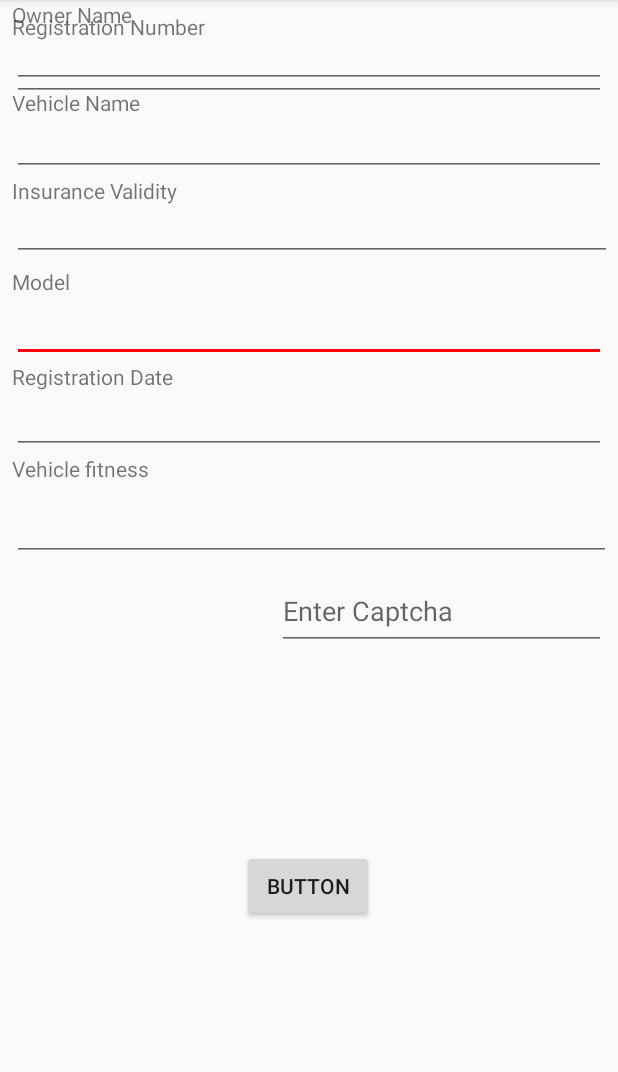
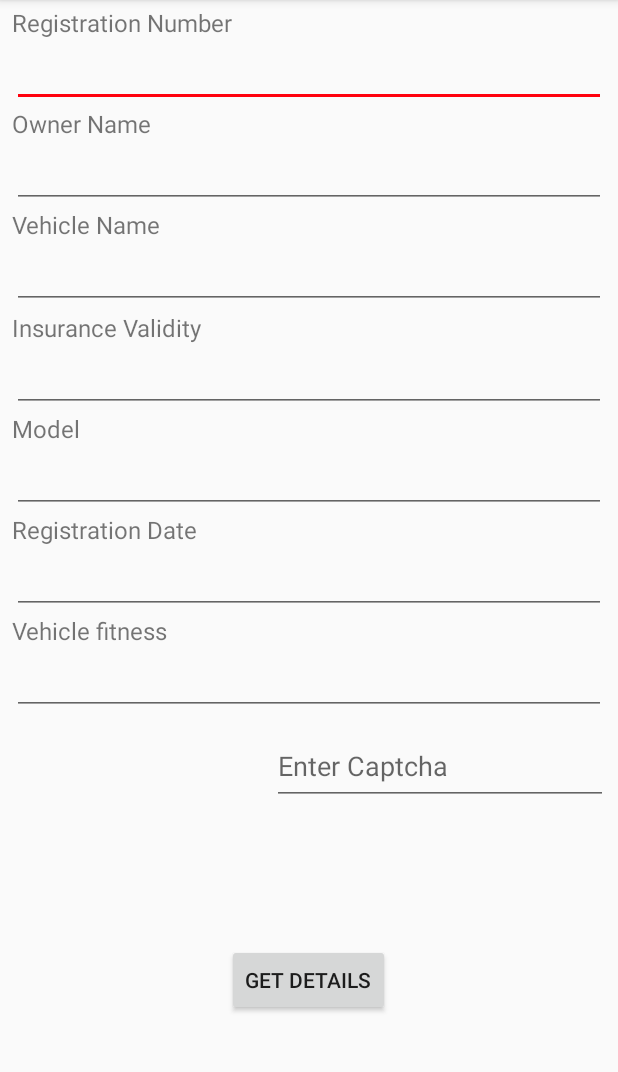
Before and after one commit to Yaswanth3277/vdetails, an Android app: the vehicleDetails screen opened directly, with no data from a screen before it, on a phone screen of 412 x 824 dp, the part 84-1156 px from its top. Run offline under Robolectric (Android 15) with nearby library versions, the phone set to English and light mode, and no system bars; 1 statement that could not run was skipped.

Commit message:
Vehicle details page UI

```diff
--- a/app/src/main/res/layout/vehicle_details.xml
+++ b/app/src/main/res/layout/vehicle_details.xml
@@ -6,27 +6,18 @@
     android:layout_height="match_parent">
 
     <TextView
-        android:id="@+id/textView8"
-        android:layout_width="0dp"
-        android:layout_height="wrap_content"
-        android:layout_marginStart="8dp"
-        android:layout_marginTop="8dp"
-        android:layout_marginEnd="8dp"
-        android:text="@string/registration_number"
-        app:layout_constraintEnd_toEndOf="parent"
-        app:layout_constraintStart_toStartOf="parent"
-        app:layout_constraintTop_toTopOf="parent" />
-
-    <TextView
         android:id="@+id/textView9"
         android:layout_width="0dp"
         android:layout_height="wrap_content"
         android:layout_marginStart="8dp"
         android:layout_marginEnd="8dp"
         android:text="@string/owner_name"
+        android:textSize="16dp"
+        app:layout_constraintBottom_toTopOf="@+id/editText2"
         app:layout_constraintEnd_toEndOf="parent"
+        app:layout_constraintHorizontal_bias="0.0"
         app:layout_constraintStart_toStartOf="parent"
-        app:layout_constraintTop_toBottomOf="@+id/editText3" />
+        app:layout_constraintTop_toBottomOf="@+id/Regno" />
 
     <TextView
         android:id="@+id/textView10"
@@ -35,10 +26,12 @@
         android:layout_marginStart="8dp"
         android:layout_marginEnd="8dp"
         android:text="Vehicle Name"
+        android:textSize="16dp"
+        app:layout_constraintBottom_toTopOf="@+id/editText3"
         app:layout_constraintEnd_toEndOf="parent"
         app:layout_constraintHorizontal_bias="0.0"
         app:layout_constraintStart_toStartOf="parent"
-        app:layout_constraintTop_toBottomOf="@+id/editText4" />
+        app:layout_constraintTop_toBottomOf="@+id/editText2" />
 
     <TextView
         android:id="@+id/textView11"
@@ -47,23 +40,26 @@
         android:layout_marginStart="8dp"
         android:layout_marginEnd="8dp"
         android:text="Insurance Validity"
+        android:textSize="16dp"
+        app:layout_constraintBottom_toTopOf="@+id/editText"
         app:layout_constraintEnd_toEndOf="parent"
         app:layout_constraintHorizontal_bias="0.0"
         app:layout_constraintStart_toStartOf="parent"
-        app:layout_constraintTop_toBottomOf="@+id/editText5" />
+        app:layout_constraintTop_toBottomOf="@+id/editText3" />
 
     <TextView
         android:id="@+id/textView12"
         android:layout_width="0dp"
         android:layout_height="wrap_content"
         android:layout_marginStart="8dp"
-        android:layout_marginTop="4dp"
         android:layout_marginEnd="8dp"
         android:text="Model"
+        android:textSize="16dp"
+        app:layout_constraintBottom_toTopOf="@+id/editText4"
         app:layout_constraintEnd_toEndOf="parent"
         app:layout_constraintHorizontal_bias="0.0"
         app:layout_constraintStart_toStartOf="parent"
-        app:layout_constraintTop_toBottomOf="@+id/editText6" />
+        app:layout_constraintTop_toBottomOf="@+id/editText" />
 
     <TextView
         android:id="@+id/textView13"
@@ -72,10 +68,12 @@
         android:layout_marginStart="8dp"
         android:layout_marginEnd="8dp"
         android:text="Registration Date"
+        android:textSize="16dp"
+        app:layout_constraintBottom_toTopOf="@+id/editText6"
         app:layout_constraintEnd_toEndOf="parent"
-        app:layout_constraintHorizontal_bias="1.0"
+        app:layout_constraintHorizontal_bias="0.0"
         app:layout_constraintStart_toStartOf="parent"
-        app:layout_constraintTop_toBottomOf="@+id/editText2" />
+        app:layout_constraintTop_toBottomOf="@+id/editText4" />
 
     <TextView
         android:id="@+id/textView14"
@@ -84,102 +82,23 @@
         android:layout_marginStart="8dp"
         android:layout_marginEnd="8dp"
         android:text="Vehicle fitness"
+        android:textSize="16dp"
+        app:layout_constraintBottom_toTopOf="@+id/editText5"
         app:layout_constraintEnd_toEndOf="parent"
-        app:layout_constraintHorizontal_bias="0.0"
+        app:layout_constraintHorizontal_bias="1.0"
         app:layout_constraintStart_toStartOf="parent"
-        app:layout_constraintTop_toBottomOf="@+id/editText8" />
+        app:layout_constraintTop_toBottomOf="@+id/editText6" />
 
     <EditText
-        android:id="@+id/editText2"
+        android:id="@+id/Regno"
         android:layout_width="0dp"
-        android:layout_height="44dp"
+        android:layout_height="45dp"
         android:layout_marginStart="8dp"
         android:layout_marginEnd="8dp"
         android:autofillHints=""
         android:ems="10"
         android:inputType="textPersonName"
-        app:layout_constraintEnd_toEndOf="parent"
-        app:layout_constraintHorizontal_bias="0.0"
-        app:layout_constraintStart_toStartOf="parent"
-        app:layout_constraintTop_toBottomOf="@+id/textView12" />
-
-    <EditText
-        android:id="@+id/editText7"
-        android:layout_width="399dp"
-        android:layout_height="52dp"
-        android:layout_marginStart="8dp"
-        android:layout_marginEnd="8dp"
-        android:autofillHints=""
-        android:ems="10"
-        android:inputType="textPersonName"
-        app:layout_constraintEnd_toEndOf="parent"
-        app:layout_constraintHorizontal_bias="0.0"
-        app:layout_constraintStart_toStartOf="parent"
-        app:layout_constraintTop_toBottomOf="@+id/textView14" />
-
-    <EditText
-        android:id="@+id/editText8"
-        android:layout_width="0dp"
-        android:layout_height="42dp"
-        android:layout_marginStart="8dp"
-        android:layout_marginEnd="8dp"
-        android:autofillHints=""
-        android:ems="10"
-        android:inputType="textPersonName"
-        app:layout_constraintEnd_toEndOf="parent"
-        app:layout_constraintHorizontal_bias="0.0"
-        app:layout_constraintStart_toStartOf="parent"
-        app:layout_constraintTop_toBottomOf="@+id/textView13" />
-
-    <EditText
-        android:id="@+id/editText6"
-        android:layout_width="0dp"
-        android:layout_height="37dp"
-        android:layout_marginStart="8dp"
-        android:layout_marginEnd="4dp"
-        android:autofillHints=""
-        android:ems="10"
-        android:inputType="textPersonName"
-        app:layout_constraintEnd_toEndOf="parent"
-        app:layout_constraintStart_toStartOf="parent"
-        app:layout_constraintTop_toBottomOf="@+id/textView11" />
-
-    <EditText
-        android:id="@+id/editText5"
-        android:layout_width="0dp"
-        android:layout_height="39dp"
-        android:layout_marginStart="8dp"
-        android:layout_marginEnd="8dp"
-        android:autofillHints=""
-        android:ems="10"
-        android:inputType="textPersonName"
-        app:layout_constraintEnd_toEndOf="parent"
-        app:layout_constraintHorizontal_bias="0.666"
-        app:layout_constraintStart_toStartOf="parent"
-        app:layout_constraintTop_toBottomOf="@+id/textView10" />
-
-    <EditText
-        android:id="@+id/editText4"
-        android:layout_width="0dp"
-        android:layout_height="39dp"
-        android:layout_marginStart="8dp"
-        android:layout_marginEnd="8dp"
-        android:autofillHints=""
-        android:ems="10"
-        android:inputType="textPersonName"
-        app:layout_constraintEnd_toEndOf="parent"
-        app:layout_constraintStart_toStartOf="parent"
-        app:layout_constraintTop_toBottomOf="@+id/textView9" />
-
-    <EditText
-        android:id="@+id/Regno"
-        android:layout_width="0dp"
-        android:layout_height="40dp"
-        android:layout_marginStart="8dp"
-        android:layout_marginEnd="8dp"
-        android:autofillHints=""
-        android:ems="10"
-        android:inputType="textPersonName"
+        app:layout_constraintBottom_toTopOf="@+id/textView9"
         app:layout_constraintEnd_toEndOf="parent"
         app:layout_constraintHorizontal_bias="0.0"
         app:layout_constraintStart_toStartOf="parent"
@@ -187,14 +106,14 @@
 
     <ImageView
         android:id="@+id/targetimage3"
-        android:layout_width="168dp"
-        android:layout_height="52dp"
+        android:layout_width="151dp"
+        android:layout_height="53dp"
         android:layout_marginStart="8dp"
         android:layout_marginTop="8dp"
         android:layout_marginEnd="8dp"
         app:layout_constraintEnd_toStartOf="@+id/editText11"
         app:layout_constraintStart_toStartOf="parent"
-        app:layout_constraintTop_toBottomOf="@+id/editText7" />
+        app:layout_constraintTop_toBottomOf="@+id/editText5" />
 
     <Button
         android:id="@+id/button5"
@@ -203,24 +122,126 @@
         android:layout_marginStart="8dp"
         android:layout_marginTop="8dp"
         android:layout_marginEnd="8dp"
-        android:layout_marginBottom="28dp"
-        android:text="Button"
+        android:layout_marginBottom="8dp"
+        android:text="@string/Get_Details"
         app:layout_constraintBottom_toBottomOf="parent"
         app:layout_constraintEnd_toEndOf="parent"
         app:layout_constraintHorizontal_bias="0.498"
         app:layout_constraintStart_toStartOf="parent"
-        app:layout_constraintTop_toBottomOf="@+id/editText11" />
+        app:layout_constraintTop_toBottomOf="@+id/targetimage3" />
 
     <EditText
         android:id="@+id/editText11"
-        android:layout_width="219dp"
-        android:layout_height="51dp"
+        android:layout_width="224dp"
+        android:layout_height="52dp"
+        android:layout_marginStart="11dp"
         android:layout_marginTop="8dp"
-        android:layout_marginEnd="8dp"
+        android:layout_marginEnd="5dp"
         android:ems="10"
         android:hint="Enter Captcha"
         android:inputType="textPersonName"
         app:layout_constraintEnd_toEndOf="parent"
-        app:layout_constraintTop_toBottomOf="@+id/editText7" />
+        app:layout_constraintStart_toEndOf="@+id/targetimage3"
+        app:layout_constraintTop_toBottomOf="@+id/editText5" />
+
+    <TextView
+        android:id="@+id/textView8"
+        android:layout_width="0dp"
+        android:layout_height="wrap_content"
+        android:layout_marginStart="8dp"
+        android:layout_marginTop="4dp"
+        android:layout_marginEnd="8dp"
+        android:text="@string/registration_number"
+        android:textSize="16dp"
+        app:layout_constraintBottom_toTopOf="@+id/Regno"
+        app:layout_constraintEnd_toEndOf="parent"
+        app:layout_constraintHorizontal_bias="0.0"
+        app:layout_constraintStart_toStartOf="parent"
+        app:layout_constraintTop_toTopOf="parent" />
+
+    <EditText
+        android:id="@+id/editText"
+        android:layout_width="0dp"
+        android:layout_height="45dp"
+        android:layout_marginStart="8dp"
+        android:layout_marginEnd="8dp"
+        android:ems="10"
+        android:inputType="textPersonName"
+        app:layout_constraintBottom_toTopOf="@+id/textView12"
+        app:layout_constraintEnd_toEndOf="parent"
+        app:layout_constraintHorizontal_bias="0.0"
+        app:layout_constraintStart_toStartOf="parent"
+        app:layout_constraintTop_toBottomOf="@+id/textView11" />
+
+    <EditText
+        android:id="@+id/editText4"
+        android:layout_width="0dp"
+        android:layout_height="45dp"
+        android:layout_marginStart="8dp"
+        android:layout_marginEnd="8dp"
+        android:ems="10"
+        android:inputType="textPersonName"
+        app:layout_constraintBottom_toTopOf="@+id/textView13"
+        app:layout_constraintEnd_toEndOf="parent"
+        app:layout_constraintStart_toStartOf="parent"
+        app:layout_constraintTop_toBottomOf="@+id/textView12" />
+
+    <EditText
+        android:id="@+id/editText5"
+        android:layout_width="0dp"
+        android:layout_height="45dp"
+        android:layout_marginStart="8dp"
+        android:layout_marginEnd="8dp"
+        android:layout_marginBottom="8dp"
+        android:ems="10"
+        android:inputType="textPersonName"
+        app:layout_constraintBottom_toTopOf="@+id/targetimage3"
+        app:layout_constraintEnd_toEndOf="parent"
+        app:layout_constraintHorizontal_bias="0.0"
+        app:layout_constraintStart_toStartOf="parent"
+        app:layout_constraintTop_toBottomOf="@+id/textView14" />
+
+    <EditText
+        android:id="@+id/editText6"
+        android:layout_width="0dp"
+        android:layout_height="45dp"
+        android:layout_marginStart="8dp"
+        android:layout_marginEnd="8dp"
+        android:ems="10"
+        android:inputType="textPersonName"
+        app:layout_constraintBottom_toTopOf="@+id/textView14"
+        app:layout_constraintEnd_toEndOf="parent"
+        app:layout_constraintHorizontal_bias="0.0"
+        app:layout_constraintStart_toStartOf="parent"
+        app:layout_constraintTop_toBottomOf="@+id/textView13" />
+
+    <EditText
+        android:id="@+id/editText3"
+        android:layout_width="0dp"
+        android:layout_height="45dp"
+        android:layout_marginStart="8dp"
+        android:layout_marginEnd="8dp"
+        android:layout_marginBottom="1dp"
+        android:ems="10"
+        android:inputType="textPersonName"
+        app:layout_constraintBottom_toTopOf="@+id/textView11"
+        app:layout_constraintEnd_toEndOf="parent"
+        app:layout_constraintHorizontal_bias="0.0"
+        app:layout_constraintStart_toStartOf="parent"
+        app:layout_constraintTop_toBottomOf="@+id/textView10" />
+
+    <EditText
+        android:id="@+id/editText2"
+        android:layout_width="0dp"
+        android:layout_height="45dp"
+        android:layout_marginStart="8dp"
+        android:layout_marginEnd="8dp"
+        android:ems="10"
+        android:inputType="textPersonName"
+        app:layout_constraintBottom_toTopOf="@+id/textView10"
+        app:layout_constraintEnd_toEndOf="parent"
+        app:layout_constraintHorizontal_bias="0.0"
+        app:layout_constraintStart_toStartOf="parent"
+        app:layout_constraintTop_toBottomOf="@+id/textView9" />
 
 </android.support.constraint.ConstraintLayout>
```
